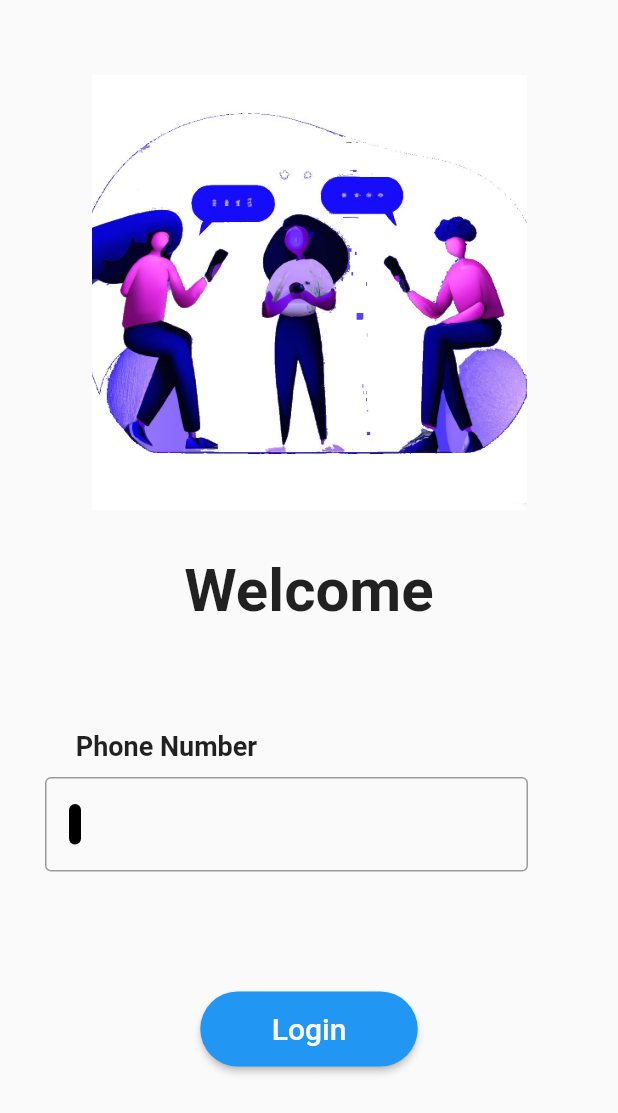
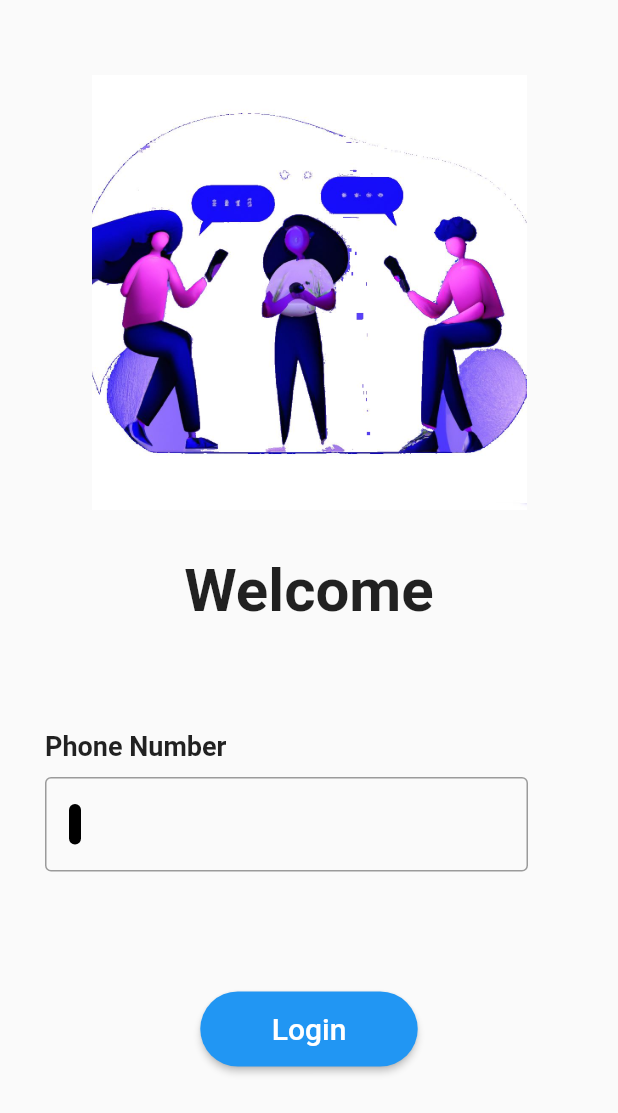
Before and after one commit to NaveenakrishnanS/Project_HMC, a Flutter app: the screen it shows after launch, after a tap on "Login", on a phone screen of 412 x 824 dp. Shown: the top 1113 px of the screen. Run offline on Flutter 3.47's test engine with Material 2 defaults, Android fonts, the phone set to English and light mode, and no system bars; our stand-ins replace firebase_core, flutter_otp_text_field; missing offline and left inert: country_calling_code_picker; accounts and stored records are empty.

Commit message:
aligned the phone number text with box below

```diff
--- a/lib/main.dart
+++ b/lib/main.dart
@@ -1,7 +1,5 @@
 import 'package:flutter/material.dart';
-import 'package:project_hmc/screens/otp_screen.dart';
 import 'package:project_hmc/screens/welcome_screen.dart';
-import 'package:project_hmc/screens/Login_screen.dart';
 
 void main(){
   runApp(const MyApp());
--- a/lib/screens/Login_screen.dart
+++ b/lib/screens/Login_screen.dart
@@ -1,5 +1,6 @@
 import 'package:flutter/material.dart';
 import 'package:country_calling_code_picker/picker.dart';
+import 'package:flutter/services.dart';
 import 'package:project_hmc/screens/otp_screen.dart';
 
 
@@ -34,7 +35,7 @@ class _LoginScreenState extends State<LoginScreen> {
       body:SingleChildScrollView(
         physics: const BouncingScrollPhysics(),
       child: Column(
-        mainAxisAlignment: MainAxisAlignment.start,
+        mainAxisAlignment: MainAxisAlignment.center,
         crossAxisAlignment: CrossAxisAlignment.center,
         children: [
           const SizedBox(height: 50,),
@@ -48,15 +49,18 @@ class _LoginScreenState extends State<LoginScreen> {
             ),
           ),
           const Padding(padding: EdgeInsets.fromLTRB(0, 30, 0, 0),
+          child: Align(alignment: Alignment.center,
           child: Text('Welcome',
           style: TextStyle(
             fontWeight: FontWeight.bold,
             fontSize: 40
           ),
           ),
-      ),
+          ),
+          ),
           const Padding(
-            padding: EdgeInsets.fromLTRB(10, 70, 200, 10),
+            padding: EdgeInsets.fromLTRB(30, 70, 0, 10),
+            child: Align(alignment: Alignment.centerLeft,
             child: Text('Phone Number',
             style: TextStyle(
               fontSize: 18,
@@ -64,8 +68,10 @@ class _LoginScreenState extends State<LoginScreen> {
             ),
             ),
           ),
+          ),
           Padding(padding: const EdgeInsets.fromLTRB(30, 0, 60, 0),
           child: TextField(
+            inputFormatters: [FilteringTextInputFormatter.digitsOnly],
             keyboardType: TextInputType.phone,
             style: const TextStyle(
               fontSize: 20
```
